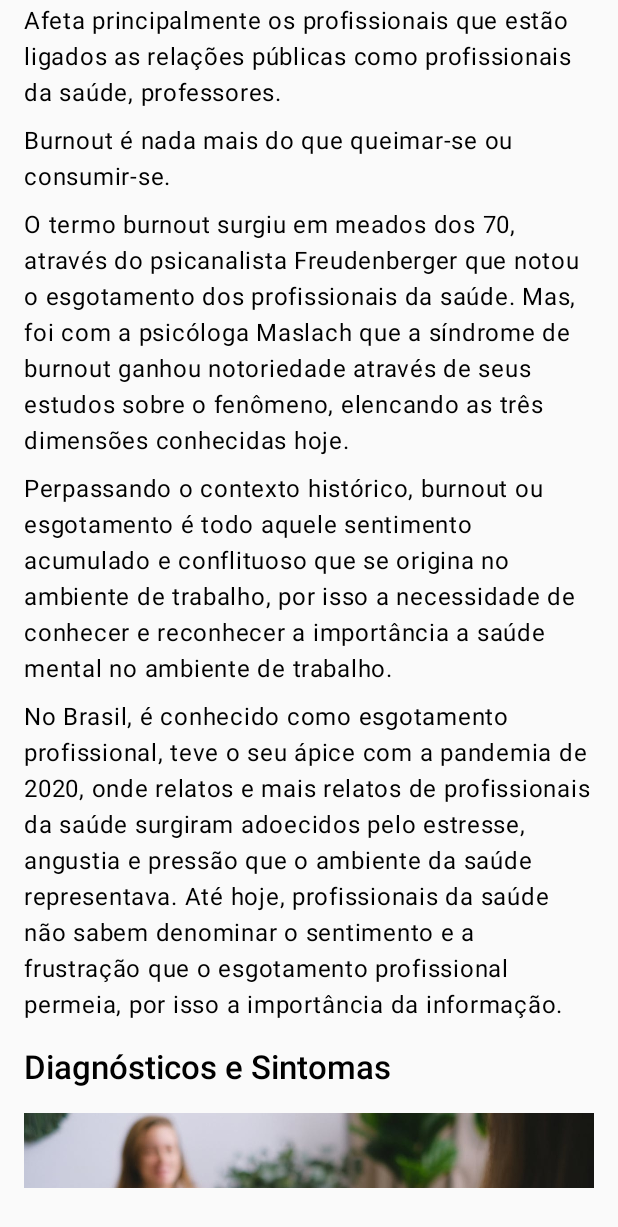
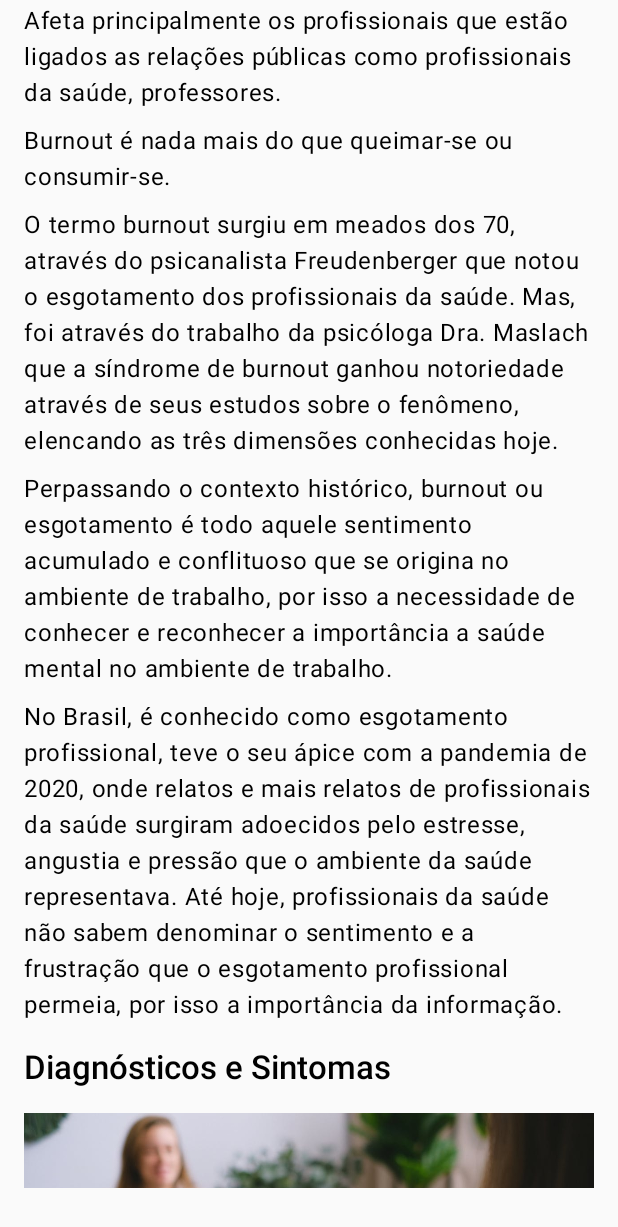
Before and after one commit to janssenbatista/enfburnout, an Android app built with Jetpack Compose: the composable WhatIsScreen shown on its own in the app's theme, scrolled down 554 dp, on a phone screen of 412 x 824 dp. Shown: the top 1227 px of the screen. Run offline under Robolectric (Android 15) with nearby library versions, the phone set to English and light mode, and no system bars; our stand-ins replace Voyager.

Commit message:
feat: update text in WhatIsScreen

```diff
--- a/app/src/main/res/values/strings.xml
+++ b/app/src/main/res/values/strings.xml
@@ -4,7 +4,7 @@
     <string name="privacy_policy_text">Nós respeitamos sua privacidade e estamos comprometidos com a proteção dos seus dados. Este aplicativo coleta informações fornecidas de forma anônima através desse questionário. Os dados coletados têm como objetivo ajudar a entender melhor o estado emocional dos usuários, para fins de análise estatística. Nenhuma informação será utilizada para identificar você individualmente.</string>
     <string name="privacy_policy_title">Política de Privacidade</string>
     <string name="burnout_content_1">Burnout é nada mais do que queimar-se ou consumir-se.</string>
-    <string name="burnout_content_2">O termo burnout surgiu em meados dos 70, através do psicanalista Freudenberger que notou o esgotamento dos profissionais da saúde. Mas, foi com a psicóloga Maslach que a síndrome de burnout ganhou notoriedade através de seus estudos sobre o fenômeno, elencando as três dimensões conhecidas hoje.</string>
+    <string name="burnout_content_2">O termo burnout surgiu em meados dos 70, através do psicanalista Freudenberger que notou o esgotamento dos profissionais da saúde. Mas, foi através do trabalho da psicóloga Dra. Maslach que a síndrome de burnout ganhou notoriedade através de seus estudos sobre o fenômeno, elencando as três dimensões conhecidas hoje.</string>
     <string name="burnout_content_3">Perpassando o contexto histórico, burnout ou esgotamento é todo aquele sentimento acumulado e conflituoso que se origina no ambiente de trabalho, por isso a necessidade de conhecer e reconhecer a importância a saúde mental no ambiente de trabalho.</string>
     <string name="burnout_content_4">No Brasil, é conhecido como esgotamento profissional, teve o seu ápice com a pandemia de 2020, onde relatos e mais relatos de profissionais da saúde surgiram adoecidos pelo estresse, angustia e pressão que o ambiente da saúde representava. Até hoje, profissionais da saúde não sabem denominar o sentimento e a frustração que o esgotamento profissional permeia, por isso a importância da informação.</string>
     <string name="burnout_subtitle_1">Diagnósticos e Sintomas</string>
```
